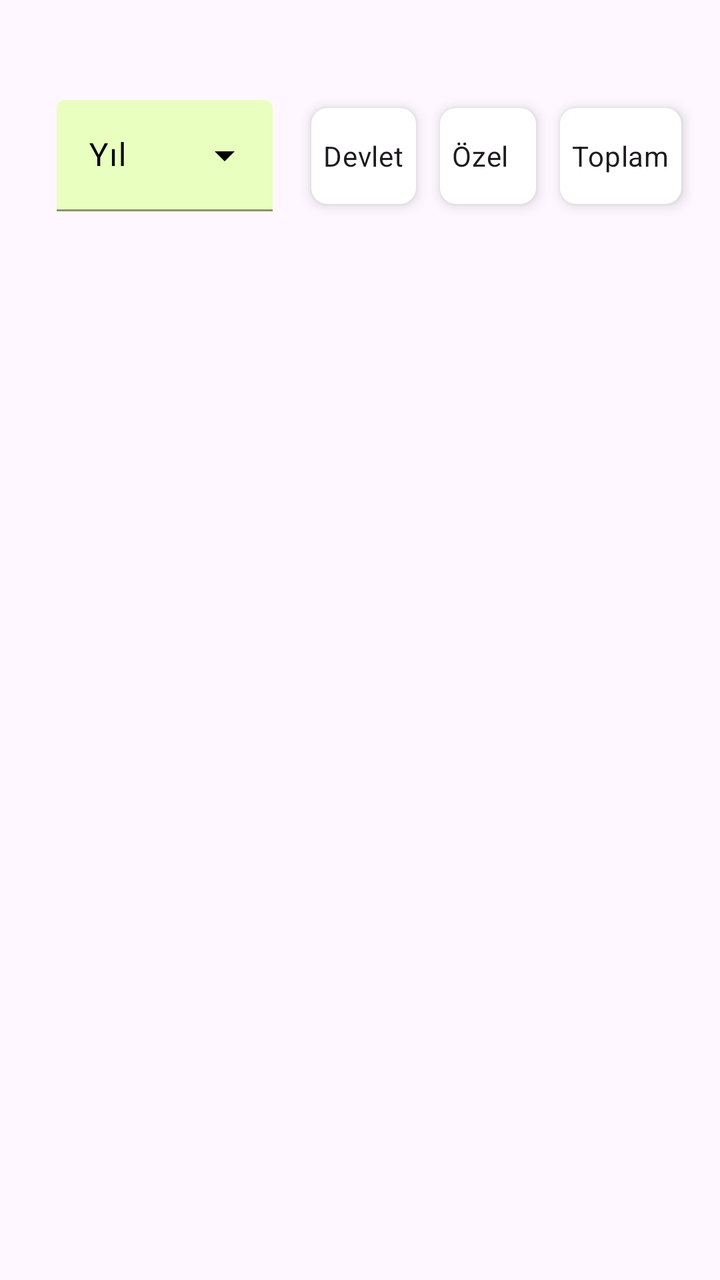
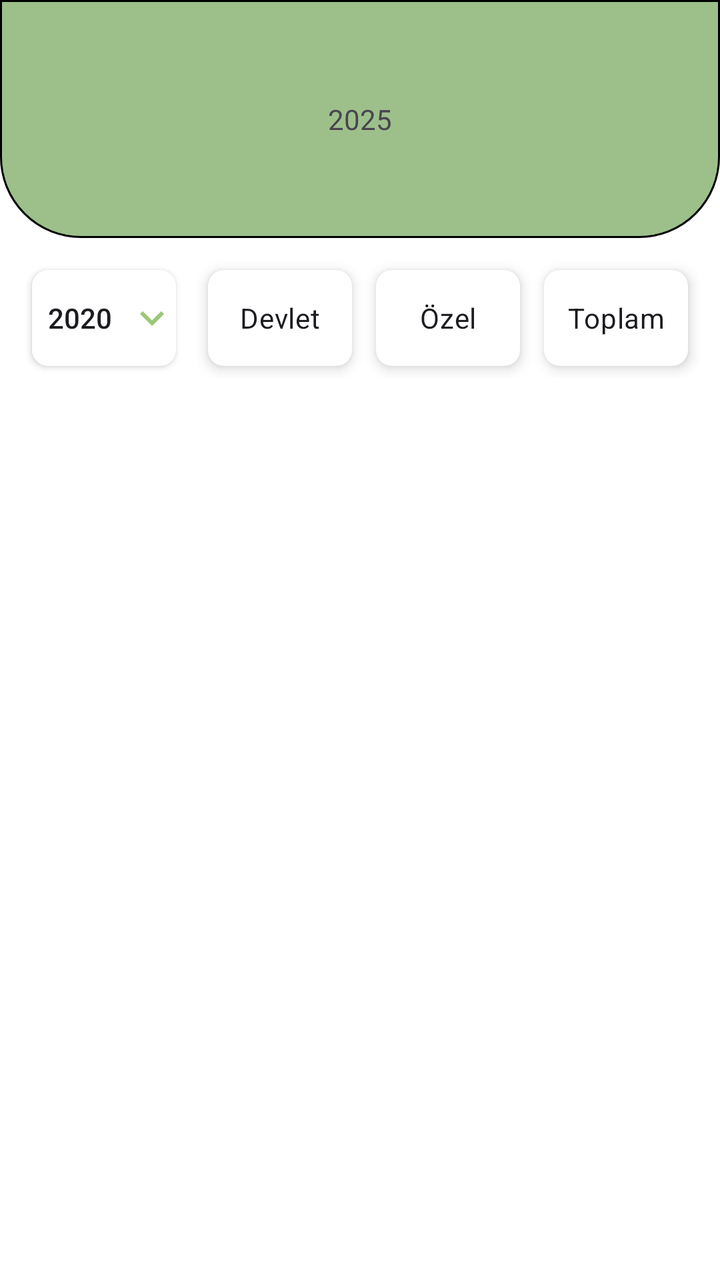

Screens rendered from an Android XML layout before and after an edit, with the pre-edit source and the edit as a unified diff.
<!-- AndroidManifest.xml: application theme Theme.DesignExample -->
<!-- res/layout/fragment_birinci.xml -->
<?xml version="1.0" encoding="utf-8"?>
<androidx.constraintlayout.widget.ConstraintLayout xmlns:android="http://schemas.android.com/apk/res/android"
    xmlns:app="http://schemas.android.com/apk/res-auto"
    xmlns:tools="http://schemas.android.com/tools"
    android:layout_width="match_parent"
    android:layout_height="match_parent"
    app:layoutDescription="@xml/fragment_birinci_scene2"
    tools:context=".design.birinciFragment">


    <com.google.android.material.textfield.TextInputLayout
        android:id="@+id/YilSecimMenu"
        style="@style/Widget.Material3.TextInputLayout.FilledBox.ExposedDropdownMenu"
        android:layout_width="0dp"
        android:layout_height="wrap_content"
        android:layout_marginStart="15dp"
        android:layout_marginTop="50dp"
        android:elevation="4dp"
        android:hint="Yıl"
        android:textColorHint="@color/black"
        app:boxBackgroundColor="#E9FFBF"
        app:boxStrokeColor="#E9FFBF"
        app:endIconTint="@color/black"
        app:hintTextColor="@color/black"
        app:layout_constraintEnd_toStartOf="@+id/radioGroup2"
        app:layout_constraintHorizontal_bias="0.5"
        app:layout_constraintStart_toStartOf="parent"
        app:layout_constraintTop_toTopOf="parent"
        app:layout_constraintWidth_percent="0.3">

        <AutoCompleteTextView
            android:layout_width="match_parent"
            android:layout_height="wrap_content"
            android:inputType="none" />

    </com.google.android.material.textfield.TextInputLayout>

    <RadioGroup
        android:id="@+id/radioGroup2"
        android:layout_width="wrap_content"
        android:layout_height="wrap_content"
        android:orientation="horizontal"
        app:layout_constraintBottom_toBottomOf="@+id/YilSecimMenu"
        app:layout_constraintEnd_toEndOf="parent"

        app:layout_constraintHorizontal_bias="0.5"
        app:layout_constraintStart_toEndOf="@+id/YilSecimMenu"
        app:layout_constraintTop_toTopOf="@+id/YilSecimMenu">

        <RadioButton
            android:id="@+id/radioButton"
            android:layout_width="wrap_content"
            android:layout_height="wrap_content"
            android:layout_margin="6dp"
            android:background="@drawable/radio_button_selector"
            android:button="@null"
            android:elevation="4dp"
            android:padding="6dp"
            android:text="Devlet" />

        <RadioButton
            android:id="@+id/radioButton2"
            android:layout_width="match_parent"
            android:layout_height="wrap_content"
            android:layout_margin="6dp"
            android:layout_marginEnd="10dp"
            android:background="@drawable/radio_button_selector"
            android:button="@null"
            android:elevation="4dp"
            android:padding="6dp"
            android:text="Özel" />

        <RadioButton
            android:id="@+id/radioButton3"
            android:layout_width="match_parent"
            android:layout_height="wrap_content"
            android:layout_margin="6dp"
            android:layout_marginEnd="10dp"
            android:background="@drawable/radio_button_selector"
            android:button="@null"
            android:elevation="4dp"
            android:padding="6dp"
            android:text="Toplam" />
    </RadioGroup>

    <androidx.recyclerview.widget.RecyclerView
        android:id="@+id/bahceSecimRecyclerView"
        android:layout_width="match_parent"
        android:layout_height="wrap_content"
        android:layout_margin="10dp"
        android:orientation="horizontal"
        android:padding="10dp"
        app:layout_constraintEnd_toEndOf="@+id/radioGroup2"
        app:layout_constraintHeight_percent="0.1"
        app:layout_constraintStart_toStartOf="@+id/YilSecimMenu"
        app:layout_constraintTop_toBottomOf="@+id/YilSecimMenu" />


</androidx.constraintlayout.widget.ConstraintLayout>
<!-- resources referenced by this layout -->
<resources>
  <color name="black">#FF000000</color>
  <!-- drawable radio_button_selector (drawable) -->
  <?xml version="1.0" encoding="utf-8"?>
  <selector xmlns:android="http://schemas.android.com/apk/res/android">
  
      <item android:state_checked="true">
          <shape android:shape="rectangle">
              <solid android:color="#E9FFBF"/>
              <corners android:radius="8dp"/>
          </shape>
      </item>
  
      <item android:state_checked="false">
          <shape android:shape="rectangle">
              <solid android:color="#FFFFFF"/>
              <corners android:radius="8dp"/>
          </shape>
      </item>
  
  
  </selector>
  <style name="Theme.DesignExample" parent="Base.Theme.DesignExample" />
  <style name="Base.Theme.DesignExample" parent="Theme.Material3.DayNight.NoActionBar">
          
          
          <item name="android:statusBarColor">@color/black</item>
      </style>
</resources>

<!-- the commit's change to res/layout/fragment_birinci.xml (unified diff, before → after) -->
@@ -5,95 +5,124 @@
     android:layout_width="match_parent"
     android:layout_height="match_parent"
     app:layoutDescription="@xml/fragment_birinci_scene2"
-    tools:context=".design.birinciFragment">
+    tools:context=".design.birinciFragment"
+    android:background="@color/white">
 
 
-    <com.google.android.material.textfield.TextInputLayout
-        android:id="@+id/YilSecimMenu"
-        style="@style/Widget.Material3.TextInputLayout.FilledBox.ExposedDropdownMenu"
-        android:layout_width="0dp"
+    <androidx.cardview.widget.CardView
+        android:layout_width="match_parent"
         android:layout_height="wrap_content"
-        android:layout_marginStart="15dp"
-        android:layout_marginTop="50dp"
-        android:elevation="4dp"
-        android:hint="Yıl"
-        android:textColorHint="@color/black"
-        app:boxBackgroundColor="#E9FFBF"
-        app:boxStrokeColor="#E9FFBF"
-        app:endIconTint="@color/black"
-        app:hintTextColor="@color/black"
-        app:layout_constraintEnd_toStartOf="@+id/radioGroup2"
-        app:layout_constraintHorizontal_bias="0.5"
+        android:layout_marginTop="5dp"
+        android:elevation="50dp"
+        app:cardElevation="0dp"
+        app:layout_constraintEnd_toEndOf="parent"
+        app:layout_constraintHorizontal_bias="0.0"
         app:layout_constraintStart_toStartOf="parent"
-        app:layout_constraintTop_toTopOf="parent"
-        app:layout_constraintWidth_percent="0.3">
+        app:layout_constraintTop_toBottomOf="@+id/cardView2">
 
-        <AutoCompleteTextView
+        <androidx.recyclerview.widget.RecyclerView
+            android:id="@+id/bahceSecimRecyclerView"
             android:layout_width="match_parent"
             android:layout_height="wrap_content"
-            android:inputType="none" />
+            android:layout_margin="10dp"
+            android:orientation="horizontal"
+            android:padding="10dp" />
+    </androidx.cardview.widget.CardView>
 
-    </com.google.android.material.textfield.TextInputLayout>
-
-    <RadioGroup
-        android:id="@+id/radioGroup2"
-        android:layout_width="wrap_content"
-        android:layout_height="wrap_content"
-        android:orientation="horizontal"
-        app:layout_constraintBottom_toBottomOf="@+id/YilSecimMenu"
-        app:layout_constraintEnd_toEndOf="parent"
-
-        app:layout_constraintHorizontal_bias="0.5"
-        app:layout_constraintStart_toEndOf="@+id/YilSecimMenu"
-        app:layout_constraintTop_toTopOf="@+id/YilSecimMenu">
-
-        <RadioButton
-            android:id="@+id/radioButton"
-            android:layout_width="wrap_content"
-            android:layout_height="wrap_content"
-            android:layout_margin="6dp"
-            android:background="@drawable/radio_button_selector"
-            android:button="@null"
-            android:elevation="4dp"
-            android:padding="6dp"
-            android:text="Devlet" />
-
-        <RadioButton
-            android:id="@+id/radioButton2"
-            android:layout_width="match_parent"
-            android:layout_height="wrap_content"
-            android:layout_margin="6dp"
-            android:layout_marginEnd="10dp"
-            android:background="@drawable/radio_button_selector"
-            android:button="@null"
-            android:elevation="4dp"
-            android:padding="6dp"
-            android:text="Özel" />
-
-        <RadioButton
-            android:id="@+id/radioButton3"
-            android:layout_width="match_parent"
-            android:layout_height="wrap_content"
-            android:layout_margin="6dp"
-            android:layout_marginEnd="10dp"
-            android:background="@drawable/radio_button_selector"
-            android:button="@null"
-            android:elevation="4dp"
-            android:padding="6dp"
-            android:text="Toplam" />
-    </RadioGroup>
-
-    <androidx.recyclerview.widget.RecyclerView
-        android:id="@+id/bahceSecimRecyclerView"
+    <androidx.cardview.widget.CardView
+        android:id="@+id/cardView2"
         android:layout_width="match_parent"
         android:layout_height="wrap_content"
-        android:layout_margin="10dp"
-        android:orientation="horizontal"
-        android:padding="10dp"
-        app:layout_constraintEnd_toEndOf="@+id/radioGroup2"
-        app:layout_constraintHeight_percent="0.1"
-        app:layout_constraintStart_toStartOf="@+id/YilSecimMenu"
-        app:layout_constraintTop_toBottomOf="@+id/YilSecimMenu" />
+        android:layout_marginTop="10dp"
+        app:layout_constraintTop_toBottomOf="@+id/textView4"
+        tools:layout_editor_absoluteX="1dp"
+        android:background="@color/white"
+        app:cardElevation="0dp">
+
+        <androidx.constraintlayout.widget.ConstraintLayout
+            android:layout_width="match_parent"
+            android:layout_height="match_parent">
+
+            <RadioGroup
+                android:id="@+id/radioGroup2"
+                android:layout_width="0dp"
+                android:layout_height="wrap_content"
+                android:layout_marginEnd="10dp"
+                android:orientation="horizontal"
+                app:layout_constraintBottom_toBottomOf="parent"
+                app:layout_constraintEnd_toEndOf="parent"
+                app:layout_constraintTop_toTopOf="parent"
+                app:layout_constraintWidth_percent="0.70">
+
+                <RadioButton
+                    android:id="@+id/radioButton"
+                    android:layout_width="0dp"
+                    android:layout_height="wrap_content"
+                    android:layout_margin="6dp"
+                    android:layout_weight="1"
+                    android:background="@drawable/radio_button_selector"
+                    android:button="@null"
+                    android:elevation="4dp"
+                    android:padding="6dp"
+                    android:text="Devlet"
+                    android:textAlignment="center" />
+
+                <RadioButton
+                    android:id="@+id/radioButton2"
+                    android:layout_width="0dp"
+                    android:layout_height="wrap_content"
+                    android:layout_margin="6dp"
+                    android:layout_marginEnd="10dp"
+                    android:layout_weight="1"
+                    android:background="@drawable/radio_button_selector"
+                    android:button="@null"
+                    android:elevation="4dp"
+                    android:padding="6dp"
+                    android:text="Özel"
+                    android:textAlignment="center" />
+
+                <RadioButton
+                    android:id="@+id/radioButton3"
+                    android:layout_width="0dp"
+                    android:layout_height="wrap_content"
+                    android:layout_margin="6dp"
+                    android:layout_marginEnd="10dp"
+                    android:layout_weight="1"
+                    android:background="@drawable/radio_button_selector"
+                    android:button="@null"
+                    android:elevation="4dp"
+                    android:padding="6dp"
+                    android:text="Toplam"
+                    android:textAlignment="center" />
+            </RadioGroup>
+
+            <androidx.appcompat.widget.AppCompatButton
+                android:id="@+id/button"
+                android:layout_width="0dp"
+                android:layout_height="wrap_content"
+                android:layout_marginStart="16dp"
+                android:background="@drawable/radio_button_selector"
+                android:drawableEnd="@drawable/dropdown_icon"
+                android:text="2020"
+                app:layout_constraintBottom_toBottomOf="parent"
+                app:layout_constraintStart_toStartOf="parent"
+                app:layout_constraintTop_toTopOf="parent"
+                app:layout_constraintWidth_percent="0.2" />
+
+        </androidx.constraintlayout.widget.ConstraintLayout>
+    </androidx.cardview.widget.CardView>
+
+    <TextView
+        android:id="@+id/textView4"
+        android:layout_width="match_parent"
+        android:layout_height="wrap_content"
+        android:background="@drawable/textview_background"
+        android:padding="50dp"
+        android:text="2025"
+        android:textAlignment="center"
+        app:layout_constraintTop_toTopOf="parent"
+        tools:layout_editor_absoluteX="141dp"
+        android:elevation="0dp" />
 
 
 </androidx.constraintlayout.widget.ConstraintLayout>
<!-- resource entries referenced after the edit -->
@@ -1,6 +1,14 @@
 <!-- resources referenced by this layout -->
 <resources>
+  <color name="white">#FFFFFFFF</color>
+  <!-- drawable dropdown_icon (drawable) -->
+  <vector xmlns:android="http://schemas.android.com/apk/res/android" android:height="24dp" android:tint="#9DC778" android:viewportHeight="24" android:viewportWidth="24" android:width="24dp">
+        
+      <path android:fillColor="@android:color/white" android:pathData="M7.41,8.59L12,13.17l4.59,-4.58L18,10l-6,6 -6,-6 1.41,-1.41z"/>
+      
+  </vector>
   <color name="black">#FF000000</color>
+  <color name="TextViewGreen">#9DC08B</color>
   <!-- drawable radio_button_selector (drawable) -->
   <?xml version="1.0" encoding="utf-8"?>
   <selector xmlns:android="http://schemas.android.com/apk/res/android">
@@ -21,6 +29,27 @@
   
   
   </selector>
+  <!-- drawable textview_background (drawable) -->
+  <?xml version="1.0" encoding="utf-8"?>
+  <shape xmlns:android="http://schemas.android.com/apk/res/android">
+  
+      <stroke
+          android:width="1dp"
+          android:color="@color/black"/>
+      <solid
+          android:color="@color/TextViewGreen"/>
+      <padding
+          android:left="1dp"
+          android:right="1dp"
+          android:top="1dp"
+          android:bottom="1dp"/>
+  
+      <corners android:bottomLeftRadius="40dp"
+              android:bottomRightRadius="40dp"/>
+  
+  
+  
+  </shape>
   <style name="Theme.DesignExample" parent="Base.Theme.DesignExample" />
   <style name="Base.Theme.DesignExample" parent="Theme.Material3.DayNight.NoActionBar">
           
